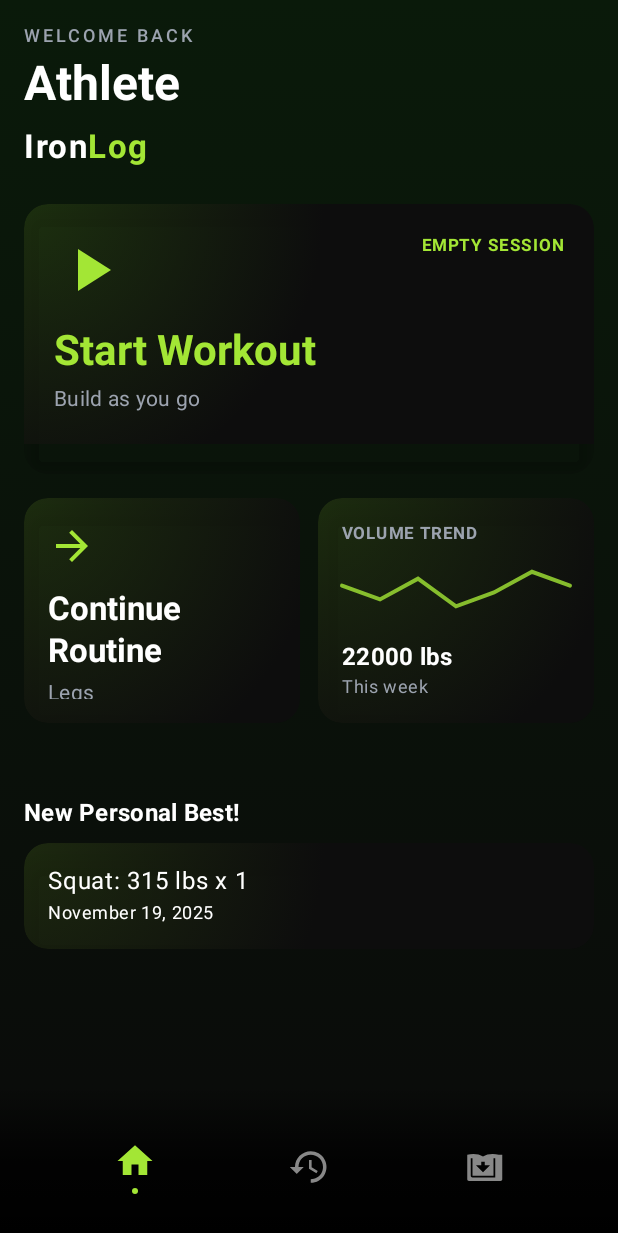
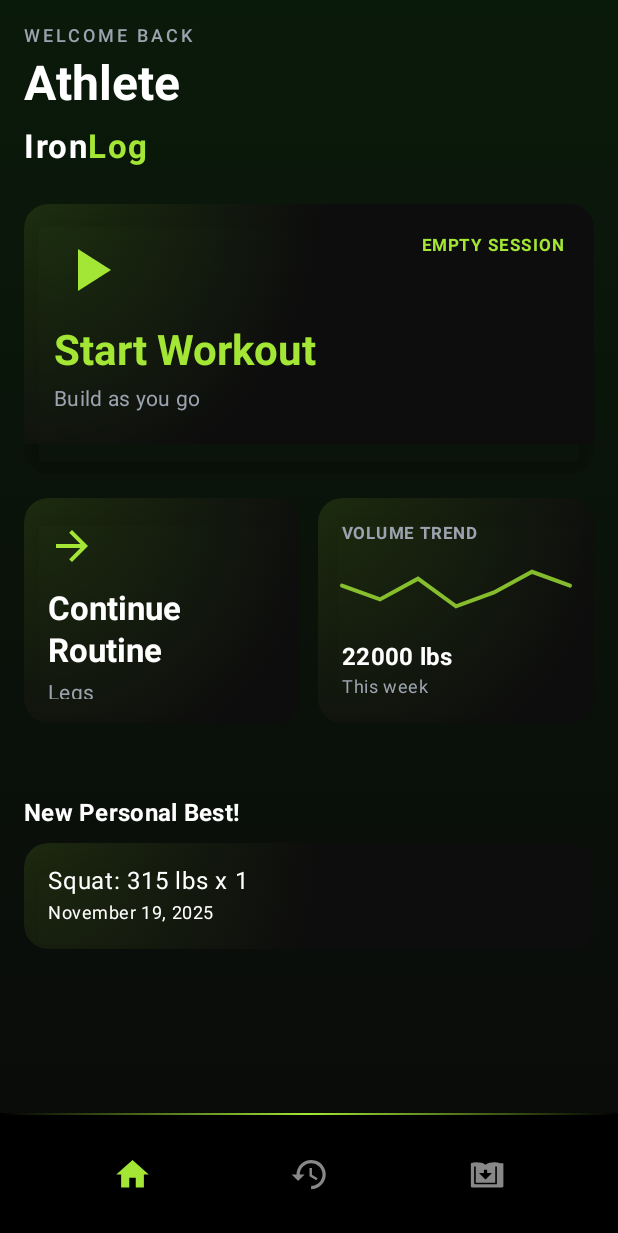
Before and after one commit to ricojamie/GymTime, an Android app built with Jetpack Compose: the screen it shows after launch (MainActivity), on a phone screen of 412 x 824 dp. Shown: the top 1233 px of the screen. Run offline under Robolectric (Android 15) with nearby library versions, the phone set to English and light mode, and no system bars; our stand-ins replace Dagger/Hilt's generated code, Room's generated code.

Commit message:
feat: update bottom nav to Neon Deck style

```diff
--- a/app/src/main/java/com/example/gymtime/MainActivity.kt
+++ b/app/src/main/java/com/example/gymtime/MainActivity.kt
@@ -51,7 +51,7 @@ class MainActivity : ComponentActivity() {
                 Surface(
                     modifier = Modifier.fillMaxSize()
                 ) {
-                    Box(
+                    Column(
                         modifier = Modifier
                             .fillMaxSize()
                             .background(
@@ -65,7 +65,7 @@ class MainActivity : ComponentActivity() {
                     ) {
                         val navController = rememberNavController()
                         Scaffold(
-                            modifier = Modifier.fillMaxSize(),
+                            modifier = Modifier.weight(1f),
                             containerColor = Color.Transparent
                         ) { innerPadding ->
                             NavHost(
@@ -103,12 +103,7 @@ class MainActivity : ComponentActivity() {
                             }
                         }
 
-                        // Floating Navigation Bar
-                        Box(
-                            modifier = Modifier.align(Alignment.BottomCenter)
-                        ) {
-                            BottomNavigationBar(navController = navController)
-                        }
+                        BottomNavigationBar(navController = navController)
                     }
                 }
             }
--- a/app/src/main/java/com/example/gymtime/navigation/BottomNavigationBar.kt
+++ b/app/src/main/java/com/example/gymtime/navigation/BottomNavigationBar.kt
@@ -8,15 +8,12 @@ import androidx.compose.foundation.layout.Box
 import androidx.compose.foundation.layout.Column
 import androidx.compose.foundation.layout.Row
 import androidx.compose.foundation.layout.Spacer
-import androidx.compose.foundation.layout.WindowInsets
-import androidx.compose.foundation.layout.asPaddingValues
 import androidx.compose.foundation.layout.fillMaxWidth
 import androidx.compose.foundation.layout.height
-import androidx.compose.foundation.layout.navigationBars
+import androidx.compose.foundation.layout.navigationBarsPadding
 import androidx.compose.foundation.layout.padding
 import androidx.compose.foundation.layout.size
 import androidx.compose.material3.Icon
-import androidx.compose.material3.Text
 import androidx.compose.runtime.Composable
 import androidx.compose.runtime.getValue
 import androidx.compose.runtime.remember
@@ -25,9 +22,7 @@ import androidx.compose.ui.Modifier
 import androidx.compose.ui.graphics.Brush
 import androidx.compose.ui.graphics.Color
 import androidx.compose.ui.res.painterResource
-import androidx.compose.ui.text.font.FontWeight
 import androidx.compose.ui.unit.dp
-import androidx.compose.ui.unit.sp
 import androidx.navigation.NavController
 import androidx.navigation.compose.currentBackStackEntryAsState
 import com.example.gymtime.R
@@ -47,24 +42,30 @@ fun BottomNavigationBar(navController: NavController) {
     Box(
         modifier = Modifier
             .fillMaxWidth()
-            .height(100.dp) // Taller to allow for smooth fade
-            .background(
-                brush = Brush.verticalGradient(
-                    colors = listOf(
-                        Color.Transparent,
-                        Color.Black.copy(alpha = 0.8f),
-                        Color.Black
-                    ),
-                    startY = 0f,
-                    endY = Float.POSITIVE_INFINITY
+            .background(Color.Black)
+    ) {
+        // Top Neon Border
+        Box(
+            modifier = Modifier
+                .fillMaxWidth()
+                .height(1.dp)
+                .align(Alignment.TopCenter)
+                .background(
+                    brush = Brush.horizontalGradient(
+                        colors = listOf(
+                            Color.Transparent,
+                            PrimaryAccent,
+                            Color.Transparent
+                        )
+                    )
                 )
-            )
-    ) {
+        )
+
         Row(
             modifier = Modifier
                 .fillMaxWidth()
-                .align(Alignment.BottomCenter)
-                .padding(bottom = 16.dp), // Lift items up a bit
+                .navigationBarsPadding() // Handle system gesture bar
+                .padding(vertical = 12.dp),
             horizontalArrangement = Arrangement.SpaceEvenly,
             verticalAlignment = Alignment.CenterVertically
         ) {
@@ -98,23 +99,16 @@ fun BottomNavigationBar(navController: NavController) {
                                 }
                             }
                         }
-                        .padding(12.dp) // Touch target padding
+                        .padding(16.dp) // Touch target padding
                 ) {
                     Icon(
                         painter = painterResource(id = getIconForScreen(screen)),
                         contentDescription = screen.route,
                         tint = color,
-                        modifier = Modifier.size(28.dp)
+                        modifier = Modifier.size(26.dp)
                     )
 
-                    if (isSelected) {
-                        Spacer(modifier = Modifier.height(4.dp))
-                        Box(
-                            modifier = Modifier
-                                .size(4.dp)
-                                .background(PrimaryAccent, shape = androidx.compose.foundation.shape.CircleShape)
-                        )
-                    }
+                    // Removed the dot indicator as requested for "Option 2" clean look
                 }
             }
         }
```
